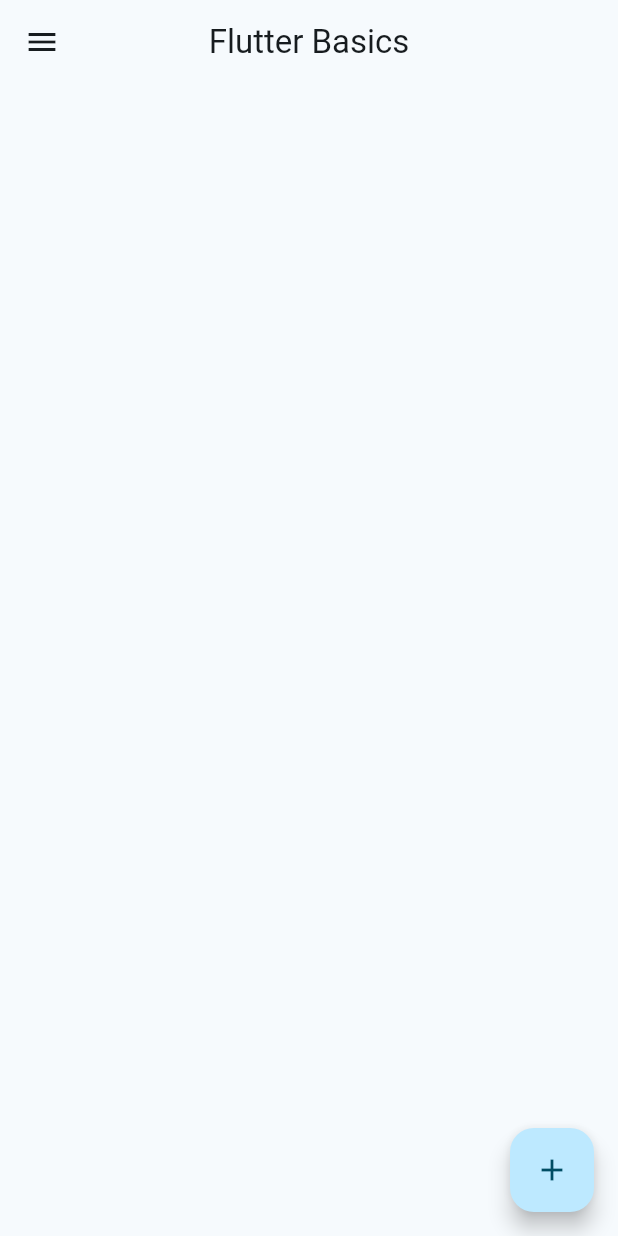
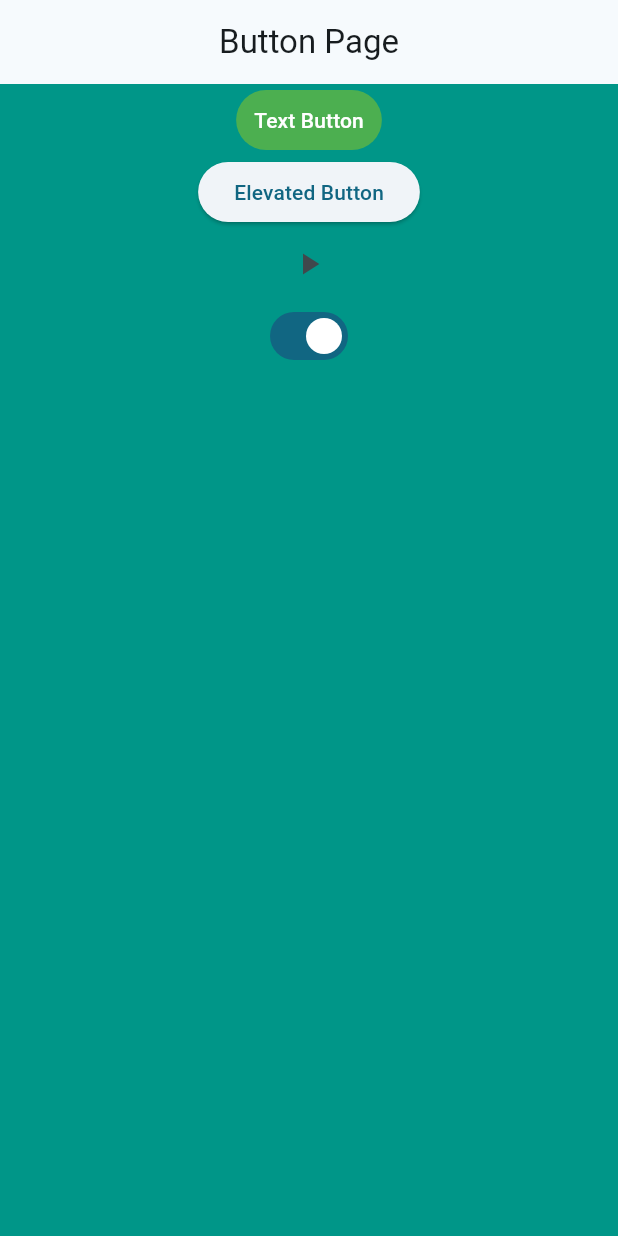
Before and after one commit to ravenpdev/flutter_basics, a Flutter app: the screen it shows after launch, on a phone screen of 412 x 824 dp. Run offline on Flutter 3.47's test engine with Material 2 defaults, Android fonts, the phone set to English and light mode, and no system bars.

Commit message:
Builtin button widgets

```diff
--- a/lib/main.dart
+++ b/lib/main.dart
@@ -1,4 +1,5 @@
 import 'package:flutter/material.dart';
+import 'package:flutter_basics/presentation/button_page/button_page.dart';
 
 void main() {
   runApp(const MyApp());
@@ -17,37 +18,7 @@ class MyApp extends StatelessWidget {
         colorScheme: ColorScheme.fromSeed(seedColor: Colors.blueGrey),
         useMaterial3: true,
       ),
-      home: Scaffold(
-        appBar: AppBar(
-          title: const Text('Flutter Basics'),
-          centerTitle: true,
-        ),
-        body: Container(),
-        floatingActionButton: FloatingActionButton(
-          onPressed: () {},
-          child: const Icon(Icons.add),
-        ),
-        drawer: Drawer(
-          child: ListView(
-            padding: EdgeInsets.zero,
-            children: [
-              const DrawerHeader(
-                child: Text(
-                  'Drawer Header',
-                ),
-              ),
-              ListTile(
-                title: const Text('Item 1'),
-                onTap: () {},
-              ),
-              ListTile(
-                title: const Text('Item 2'),
-                onTap: () {},
-              )
-            ],
-          ),
-        ),
-      ),
+      home: const ButtonPage(),
     );
   }
 }
--- /dev/null
+++ b/lib/presentation/button_example/button_example.dart
@@ -0,0 +1,47 @@
+import 'package:flutter/material.dart';
+
+class ButtonExample extends StatelessWidget {
+  const ButtonExample({super.key});
+
+  @override
+  Widget build(BuildContext context) {
+    return Container(
+      color: Colors.teal,
+      width: MediaQuery.of(context).size.width,
+      child: Column(
+        crossAxisAlignment: CrossAxisAlignment.center,
+        children: [
+          TextButton(
+            style: const ButtonStyle(
+              backgroundColor: MaterialStatePropertyAll(Colors.green),
+              foregroundColor: MaterialStatePropertyAll(Colors.white),
+              // side: MaterialStatePropertyAll(BorderSide(width: 5)),
+            ),
+            onPressed: () {
+              debugPrint('text button press');
+            },
+            child: const Text('Text Button'),
+          ),
+          ElevatedButton(
+            onPressed: () {
+              debugPrint('elevated button press');
+            },
+            child: const Text('Elevated Button'),
+          ),
+          IconButton(
+            onPressed: () {},
+            icon: const Icon(Icons.play_arrow),
+          ),
+          // nothing will happen if we click the switch button
+          // since we are inside the stateless widget
+          Switch(
+            value: true,
+            onChanged: (value) {
+              print(value);
+            },
+          ),
+        ],
+      ),
+    );
+  }
+}
--- /dev/null
+++ b/lib/presentation/button_page/button_page.dart
@@ -0,0 +1,17 @@
+import 'package:flutter/material.dart';
+import 'package:flutter_basics/presentation/button_example/button_example.dart';
+
+class ButtonPage extends StatelessWidget {
+  const ButtonPage({super.key});
+
+  @override
+  Widget build(BuildContext context) {
+    return Scaffold(
+      appBar: AppBar(
+        title: const Text('Button Page'),
+        centerTitle: true,
+      ),
+      body: const ButtonExample(),
+    );
+  }
+}
```
